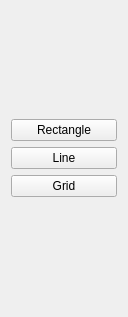
Qt form shapeDrawer.ui (davetbarr/magicplot) before a commit.
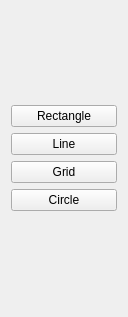
The same form after that commit.

Commit message: issues #7, #5 (circle drawing and some bugs)

The edit to the form file:
```diff
--- a/shapeDrawer.ui
+++ b/shapeDrawer.ui
@@ -37,6 +37,13 @@
        </property>
       </widget>
      </item>
+     <item>
+      <widget class="QPushButton" name="drawCircleButton">
+       <property name="text">
+        <string>Circle</string>
+       </property>
+      </widget>
+     </item>
     </layout>
    </item>
   </layout>
```
The commit also changes 3 other files.
